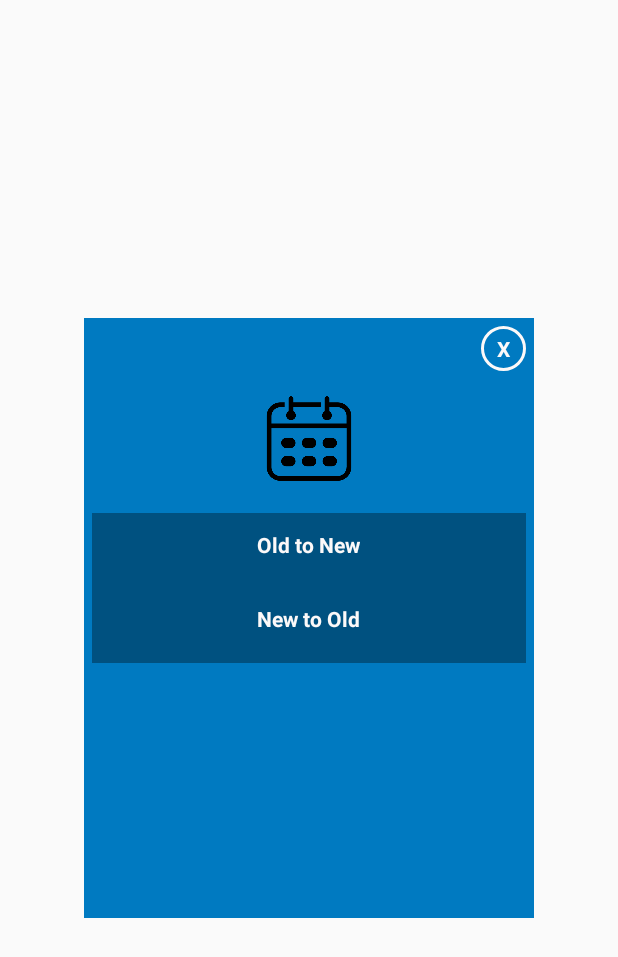
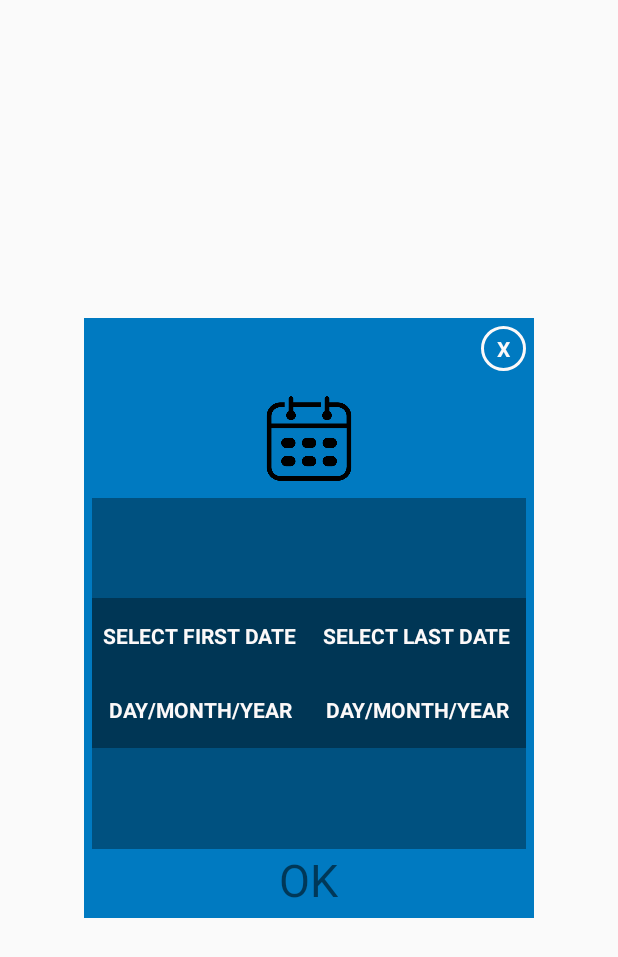
Before and after one commit to infinite1/Journal, an Android app: the layout pop_up_calendar.xml on its own in the app's theme, with its tools: preview values and no code run, on a phone screen of 412 x 824 dp. Shown: the top 957 px of the screen. Run offline under Robolectric (Android 15) with nearby library versions, the phone set to English and light mode, and no system bars.

Commit message:
calendar update

```diff
--- a/app/src/main/res/layout/pop_up_calendar.xml
+++ b/app/src/main/res/layout/pop_up_calendar.xml
@@ -25,10 +25,13 @@
         android:layout_marginTop="15dp"
         android:src="@mipmap/calendar" />
 
+
     <LinearLayout
         android:layout_width="match_parent"
-        android:layout_height="wrap_content"
-        android:layout_marginTop="10dp"
+        android:layout_height="100dp"
+        android:layout_weight="1"
+        android:background="@color/smallwindow_blue"
+        android:gravity="center"
         android:orientation="horizontal">
 
         <LinearLayout
@@ -38,26 +41,61 @@
             android:background="@color/smallwindow_blue"
             android:gravity="center"
             android:orientation="vertical">
-
             <TextView
                 android:layout_width="wrap_content"
                 android:layout_height="wrap_content"
-                android:layout_gravity="center_horizontal"
-                android:layout_marginTop="80dp"
-                android:text="Old to New"
+                android:text="SELECT FIRST DATE"
                 android:textColor="@color/white"
                 android:textStyle="bold" />
-
             <TextView
+                android:id="@+id/start_date"
                 android:layout_width="wrap_content"
-                android:layout_height="108dp"
+                android:layout_height="wrap_content"
                 android:layout_gravity="center_horizontal"
                 android:layout_marginTop="30dp"
-                android:text="New to Old"
+                android:text="DAY/MONTH/YEAR"
                 android:textColor="@color/white"
                 android:textStyle="bold" />
         </LinearLayout>
+        <LinearLayout
+            android:layout_width="match_parent"
+            android:layout_height="100dp"
+            android:layout_weight="1"
+            android:background="@color/smallwindow_blue"
+            android:gravity="center"
+            android:orientation="vertical"><TextView
+            android:layout_width="wrap_content"
+            android:layout_height="wrap_content"
+            android:text="SELECT LAST DATE"
+            android:textColor="@color/white"
+            android:textStyle="bold" />
+            <TextView
+                android:id="@+id/end_date"
+                android:layout_width="wrap_content"
+                android:layout_height="wrap_content"
+                android:layout_gravity="center_horizontal"
+                android:layout_marginTop="30dp"
+                android:text="DAY/MONTH/YEAR"
+                android:textColor="@color/white"
+                android:textStyle="bold"
+                android:onClick="select_date_end" />
+        </LinearLayout>
+
     </LinearLayout>
+    <LinearLayout
+        android:layout_width="wrap_content"
+        android:layout_height="wrap_content"
+        android:layout_gravity="center_horizontal">
 
+        <TextView
+            android:layout_width="wrap_content"
+            android:layout_height="wrap_content"
+            android:layout_gravity="center_horizontal"
+            android:text="OK"
+            android:id="@+id/ok"
+            android:textSize="30sp">
 
+        </TextView>
+
+    </LinearLayout>
 </LinearLayout>
```
Also changed, not shown: app/src/main/java/com/example/journal3/VideoActivity.java (+80 -2 lines).
